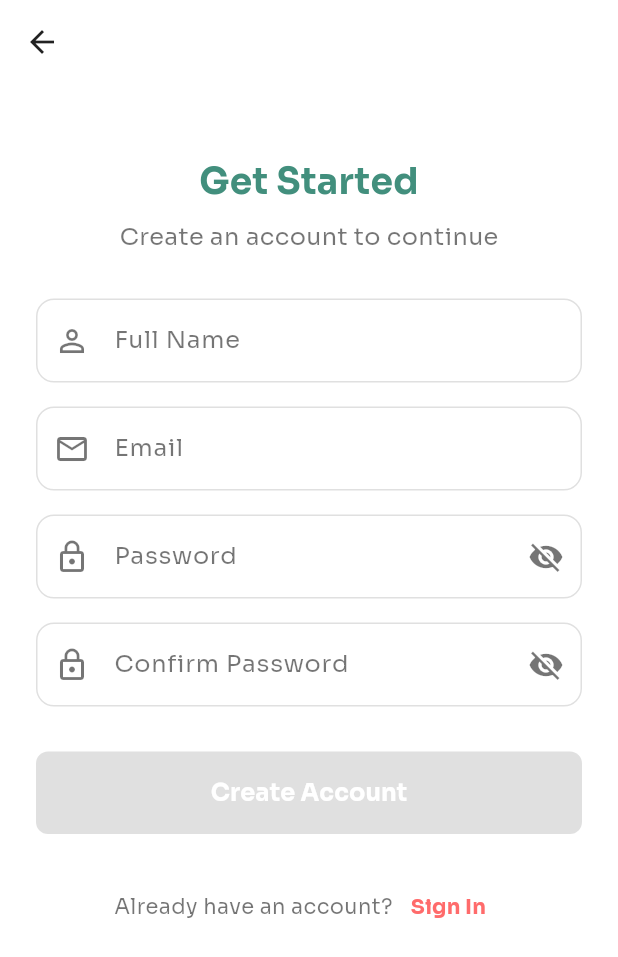
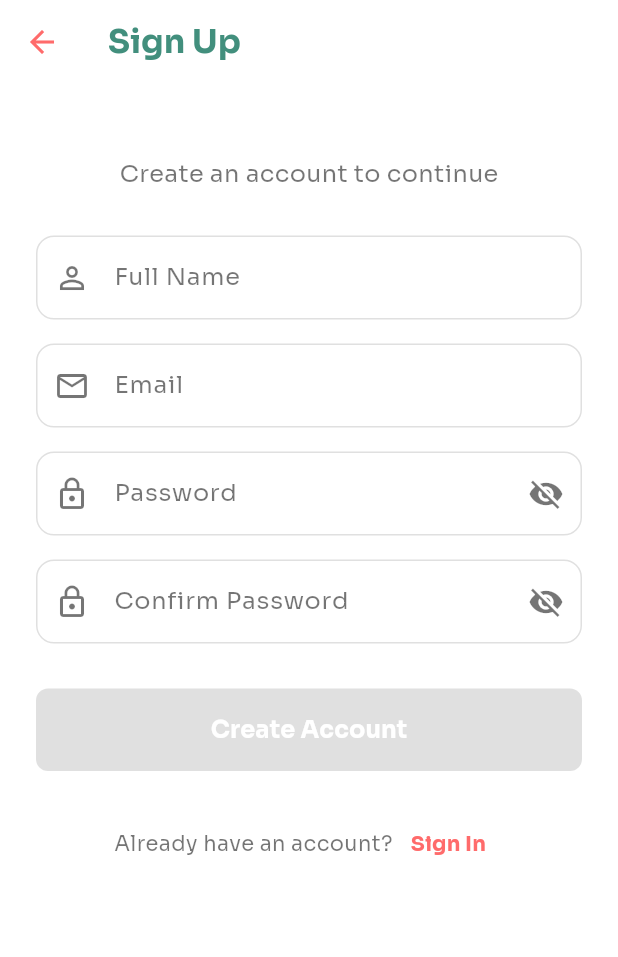
Before and after one commit to balaganeshbala/budgetpro, a Flutter app: the screen it shows after launch, after a tap on "Sign Up", on a phone screen of 412 x 824 dp. Shown: the top 957 px of the screen. Run offline on Flutter 3.47's test engine with Material 3 defaults, Android fonts, the phone set to English and light mode, and no system bars; our stand-ins replace bloc, equatable, fl_chart, flutter_bloc, flutter_dotenv, supabase_flutter; missing offline and left inert: mat_month_picker_dialog; accounts and stored records are empty.

Commit message:
Made UI elements consistent across screens

```diff
--- /dev/null
+++ b/lib/components/app_name_brand.dart
@@ -0,0 +1,32 @@
+import 'package:budgetpro/utits/colors.dart';
+import 'package:flutter/material.dart';
+
+class AppNameBrand extends StatelessWidget {
+  @override
+  Widget build(BuildContext context) {
+    return RichText(
+      text: const TextSpan(
+        children: [
+          TextSpan(
+            text: 'Budget',
+            style: TextStyle(
+              fontFamily: "Sora",
+              fontSize: 28,
+              fontWeight: FontWeight.bold,
+              color: AppColors.primaryColor,
+            ),
+          ),
+          TextSpan(
+            text: 'Pro',
+            style: TextStyle(
+              fontFamily: "Sora",
+              fontSize: 28,
+              fontWeight: FontWeight.bold,
+              color: AppColors.accentColor,
+            ),
+          ),
+        ],
+      ),
+    );
+  }
+}
--- a/lib/pages/budget_categories/budget_categories_screen.dart
+++ b/lib/pages/budget_categories/budget_categories_screen.dart
@@ -11,12 +11,14 @@ class BudgetCategoriesScreen extends StatelessWidget {
   final List<CategorizedBudgetModel> budgetCategories;
   final double totalBudget; // Replace with actual total income
   final String month;
+  final String year;
 
   const BudgetCategoriesScreen({
     Key? key,
     required this.budgetCategories,
     required this.totalBudget,
     required this.month,
+    required this.year,
   }) : super(key: key);
 
   @override
@@ -24,7 +26,7 @@ class BudgetCategoriesScreen extends StatelessWidget {
     return Scaffold(
       appBar: AppBar(
         title: Text(
-          month,
+          '$month $year',
           style: TextStyle(fontWeight: FontWeight.bold, fontFamily: "Sora"),
         ),
         foregroundColor: Colors.white,
@@ -51,6 +53,7 @@ class BudgetCategoriesScreen extends StatelessWidget {
                           budget: budget,
                           transactions: budget.expenses,
                           month: month,
+                          year: year,
                         ),
                       ),
                     );
--- a/lib/pages/budget_category/ui/budget_category_info_page.dart
+++ b/lib/pages/budget_category/ui/budget_category_info_page.dart
@@ -11,18 +11,20 @@ class BudgetCategoryInfoPage extends StatelessWidget {
   final CategorizedBudgetModel budget;
   final List<ExpenseModel> transactions;
   final String month;
+  final String year;
 
   const BudgetCategoryInfoPage(
       {super.key,
       required this.budget,
       required this.transactions,
-      required this.month});
+      required this.month,
+      required this.year});
 
   @override
   Widget build(BuildContext context) {
     return Scaffold(
       appBar: AppBar(
-        title: Text(month,
+        title: Text('$month $year',
             style: const TextStyle(
                 fontWeight: FontWeight.bold, fontFamily: "Sora")),
         foregroundColor: Colors.white,
--- a/lib/pages/new_home/bloc/new_home_bloc.dart
+++ b/lib/pages/new_home/bloc/new_home_bloc.dart
@@ -93,7 +93,7 @@ class NewHomeBloc extends Bloc<NewHomeEvent, NewHomeState> {
   FutureOr<void> homeBudgetCategoryItemTappedEvent(
       HomeBudgetCategoryItemTappedEvent event, Emitter<NewHomeState> emit) {
     emit(HomeBudgetCategoryItemTappedState(
-        budget: event.budget, month: '$selectedMonth-$selectedYear'));
+        budget: event.budget, month: selectedMonth, year: selectedYear));
   }
 
   FutureOr<void> homeMonthYearItemChangedEvent(
--- a/lib/pages/new_home/bloc/new_home_state.dart
+++ b/lib/pages/new_home/bloc/new_home_state.dart
@@ -36,6 +36,7 @@ class HomeLoadingSuccessState extends HomeContentState {
 class HomeBudgetCategoryItemTappedState extends HomeActionState {
   final CategorizedBudgetModel budget;
   final String month;
+  final String year;
   HomeBudgetCategoryItemTappedState(
-      {required this.budget, required this.month});
+      {required this.budget, required this.month, required this.year});
 }
--- a/lib/pages/registration/ui/registration_screen.dart
+++ b/lib/pages/registration/ui/registration_screen.dart
@@ -3,6 +3,7 @@ import 'package:budgetpro/pages/registration/bloc/registration_bloc.dart';
 import 'package:budgetpro/pages/registration/bloc/registration_event.dart';
 import 'package:budgetpro/pages/registration/bloc/registration_state.dart';
 import 'package:budgetpro/utits/colors.dart';
+import 'package:budgetpro/utits/ui_utils.dart';
 import 'package:flutter/material.dart';
 import 'package:flutter_bloc/flutter_bloc.dart';
 
@@ -32,28 +33,23 @@ class _RegistrationScreenState extends State<RegistrationScreen> {
       child: Scaffold(
         backgroundColor: Colors.white,
         appBar: AppBar(
+          title: const Text("Sign Up",
+              style: TextStyle(
+                  fontWeight: FontWeight.bold,
+                  fontFamily: "Sora",
+                  color: AppColors.primaryColor)),
           elevation: 0,
-          iconTheme: const IconThemeData(color: Colors.black87),
+          iconTheme: const IconThemeData(color: AppColors.accentColor),
         ),
         body: BlocConsumer<RegistrationBloc, RegistrationState>(
           listener: (context, state) {
             if (state is RegistrationSuccess) {
-              ScaffoldMessenger.of(context).showSnackBar(
-                SnackBar(
-                  content: Text(state.message),
-                  backgroundColor: Colors.green,
-                  behavior: SnackBarBehavior.floating,
-                ),
-              );
+              UIUtils.showSnackbar(context, state.message,
+                  type: SnackbarType.success);
               Navigator.pushReplacementNamed(context, '/sign-in');
             } else if (state is RegistrationFailure) {
-              ScaffoldMessenger.of(context).showSnackBar(
-                SnackBar(
-                  content: Text(state.error),
-                  backgroundColor: Colors.redAccent,
-                  behavior: SnackBarBehavior.floating,
-                ),
-              );
+              UIUtils.showSnackbar(context, state.error,
+                  type: SnackbarType.error);
             }
           },
           builder: (context, state) {
@@ -78,16 +74,6 @@ class _RegistrationScreenState extends State<RegistrationScreen> {
                     crossAxisAlignment: CrossAxisAlignment.center,
                     children: [
                       const SizedBox(height: 24),
-                      const Text(
-                        "Get Started",
-                        style: TextStyle(
-                          fontFamily: "Sora",
-                          fontSize: 24,
-                          fontWeight: FontWeight.bold,
-                          color: AppColors.primaryColor,
-                        ),
-                      ),
-                      const SizedBox(height: 8),
                       const Text(
                         "Create an account to continue",
                         style: TextStyle(
--- a/lib/pages/sign_in/ui/sign_in_screen.dart
+++ b/lib/pages/sign_in/ui/sign_in_screen.dart
@@ -1,9 +1,11 @@
+import 'package:budgetpro/components/app_name_brand.dart';
 import 'package:budgetpro/components/app_theme_button.dart';
 import 'package:budgetpro/pages/forgot_password/ui/forgot_password_screen.dart';
 import 'package:budgetpro/pages/sign_in/bloc/sign_in_bloc.dart';
 import 'package:budgetpro/pages/sign_in/bloc/sign_in_event.dart';
 import 'package:budgetpro/pages/sign_in/bloc/sign_in_state.dart';
 import 'package:budgetpro/utits/colors.dart';
+import 'package:budgetpro/utits/ui_utils.dart';
 import 'package:flutter/material.dart';
 import 'package:flutter_bloc/flutter_bloc.dart';
 
@@ -30,13 +32,8 @@ class _SignInScreenState extends State<SignInScreen> {
             if (state is SignInSuccess) {
               Navigator.pushReplacementNamed(context, '/home');
             } else if (state is SignInFailure) {
-              ScaffoldMessenger.of(context).showSnackBar(
-                SnackBar(
-                  content: Text(state.error),
-                  backgroundColor: Colors.redAccent,
-                  behavior: SnackBarBehavior.floating,
-                ),
-              );
+              UIUtils.showSnackbar(context, state.error,
+                  type: SnackbarType.error);
             }
           },
           builder: (context, state) {
@@ -59,16 +56,9 @@ class _SignInScreenState extends State<SignInScreen> {
                     mainAxisAlignment: MainAxisAlignment.start,
                     crossAxisAlignment: CrossAxisAlignment.center,
                     children: [
-                      const SizedBox(height: 40),
-                      const Text(
-                        "Welcome Back!",
-                        style: TextStyle(
-                            fontFamily: "Sora",
-                            fontSize: 24,
-                            fontWeight: FontWeight.bold,
-                            color: AppColors.primaryColor),
-                      ),
-                      const SizedBox(height: 8),
+                      const SizedBox(height: 24),
+                      AppNameBrand(),
+                      const SizedBox(height: 24),
                       const Text(
                         "Sign in to continue",
                         style: TextStyle(
@@ -77,7 +67,7 @@ class _SignInScreenState extends State<SignInScreen> {
                           color: Colors.black54,
                         ),
                       ),
-                      const SizedBox(height: 40),
+                      const SizedBox(height: 30),
                       EmailField(
                         emailTextEditingController: _emailController,
                         focusNode: _emailFocusNode,
@@ -117,7 +107,7 @@ class _SignInScreenState extends State<SignInScreen> {
                           ),
                         ),
                       ),
-                      const SizedBox(height: 30),
+                      const SizedBox(height: 20),
                       SizedBox(
                         width: double.infinity,
                         height: 55,
@@ -131,23 +121,6 @@ class _SignInScreenState extends State<SignInScreen> {
                               : null,
                           text: 'Sign In',
                         ),
-                      ),
-                      const SizedBox(height: 30),
-                      const Row(
-                        children: [
-                          Expanded(child: Divider(thickness: 1)),
-                          Padding(
-                            padding: EdgeInsets.symmetric(horizontal: 16),
-                            child: Text(
-                              "OR",
-                              style: TextStyle(
-                                color: Colors.grey,
-                                fontFamily: "Sora",
-                              ),
-                            ),
-                          ),
-                          Expanded(child: Divider(thickness: 1)),
-                        ],
                       ),
                       const SizedBox(height: 30),
                       Row(
--- a/lib/utits/ui_utils.dart
+++ b/lib/utits/ui_utils.dart
@@ -38,7 +38,7 @@ class UIUtils {
             Text(message,
                 style: const TextStyle(
                     fontFamily: "Sora",
-                    fontWeight: FontWeight.bold,
+                    fontWeight: FontWeight.w400,
                     color: Colors.white)),
           ],
         ),
@@ -116,7 +116,7 @@ class UIUtils {
               ),
               child: Icon(
                 icon,
-                size: 24,
+                size: 23,
                 color: iconColor,
               ),
             ),
--- a/lib/widgets/month_selector/ui/month_selector_widget.dart
+++ b/lib/widgets/month_selector/ui/month_selector_widget.dart
@@ -68,7 +68,7 @@ class _MonthSelectorWidgetState extends State<MonthSelectorWidget> {
               }
             }
           },
-          label: Text('${state.selectedMonth} - ${state.selectedYear}'),
+          label: Text('${state.selectedMonth}  ${state.selectedYear}'),
         );
       },
     );
```
Also changed, not shown: lib/pages/forgot_password/ui/forgot_password_screen.dart (+5 -14 lines), lib/pages/income/ui/all_incomes_page.dart (+7 -2 lines), lib/pages/new_home/ui/new_home_page.dart (+22 -46 lines), lib/pages/new_home/ui/options_list_view.dart (+7 -6 lines), lib/pages/new_home/ui/recent_incomes.dart (+10 -3 lines).
